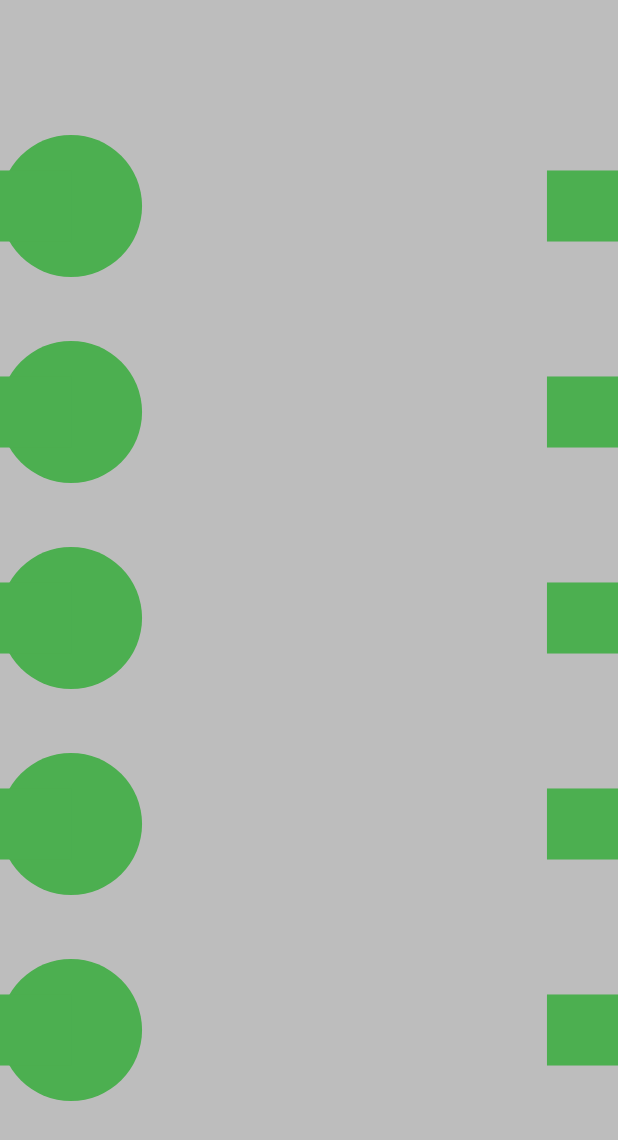
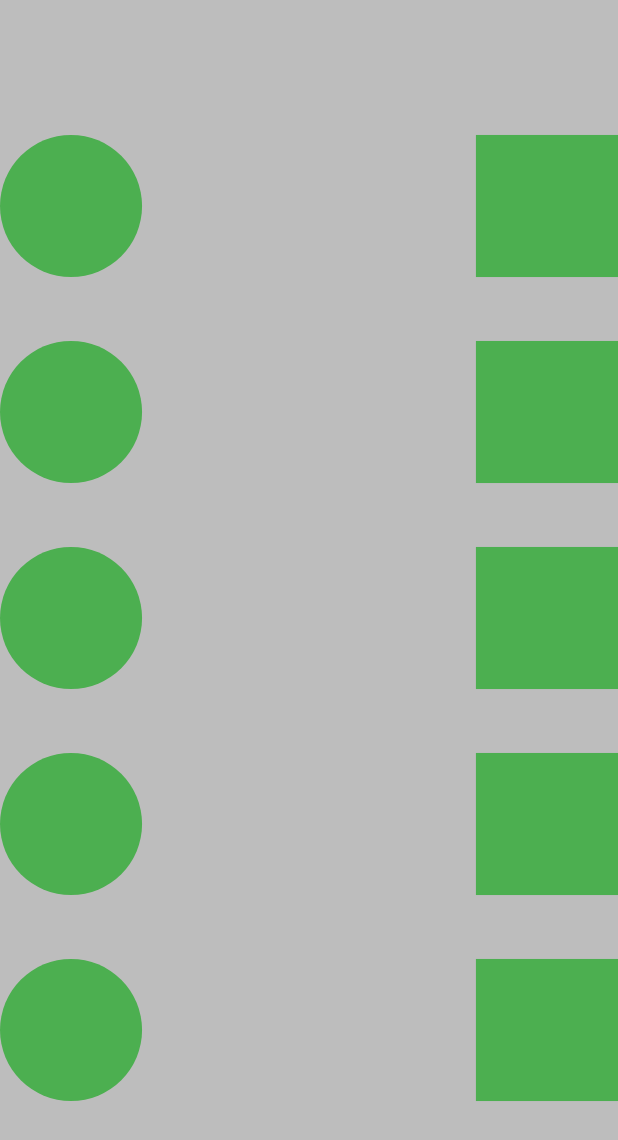
Before and after one commit to Anwesh43/BiBoxCollapBallView, an Android app: the screen it shows after launch (MainActivity), on a phone screen of 412 x 824 dp. Shown: the top 1140 px of the screen. Run offline under Robolectric (Android 15) with nearby library versions, the phone set to English and light mode, and no system bars.

Commit message:
adding fixes

```diff
--- a/biboxcollapballview/src/main/java/com/anwesh/uiprojects/biboxcollapballview/BiBoxCollapVIew.kt
+++ b/biboxcollapballview/src/main/java/com/anwesh/uiprojects/biboxcollapballview/BiBoxCollapVIew.kt
@@ -14,14 +14,13 @@ import android.graphics.Color
 import android.graphics.RectF
 
 val nodes : Int = 5
-val lines : Int = 2
-val scGap : Float = 0.02f
+val parts : Int = 3
+val scGap : Float = 0.02f / parts
 val strokeFactor : Int = 90
 val sizeFactor : Float = 2.9f
 val foreColor : Int = Color.parseColor("#4CAF50")
 val backColor : Int = Color.parseColor("#BDBDBD")
-val delay : Long = 20
-val parts : Int = 3
+val delay : Long = 5
 
 fun Int.inverse() : Float = 1f / this
 fun Float.maxScale(i : Int, n : Int) : Float = Math.max(0f, this - i * n.inverse())
@@ -31,8 +30,8 @@ fun Float.sinify() : Float = Math.sin(this * Math.PI).toFloat()
 fun Canvas.drawCollapBox(i : Int, sf : Float, size : Float, w : Float, paint : Paint) {
     val sfi : Float = sf.divideScale(i * 2, parts)
     save()
-    translate((w - size) * i, -size / 2)
-    drawRect(RectF(size * i * sfi, 0f, size * i + size * (1 - i) * (1 - sfi), size), paint)
+    translate((w - 2 * size) * i, -size)
+    drawRect(RectF(2 * size * i * sfi, 0f, 2 * size * i + 2 * size * (1 - i) * (sfi), 2 * size), paint)
     restore()
 }
 
@@ -40,7 +39,7 @@ fun Canvas.drawMovingCircle(sf : Float, w : Float, size : Float, paint : Paint)
     val sf1 : Float = sf.divideScale(0, parts)
     val sf2 : Float = sf.divideScale(1, parts)
     val sf3 : Float = sf.divideScale(2, parts)
-    val x : Float = size + size * sf1 + (w - 2 * size) * sf2 + size * sf3
+    val x : Float = size + 2 * size * sf1 + (w - 6 * size) * sf2 + 2 * size * sf3
     drawCircle(x, 0f, size, paint)
 }
 
```
